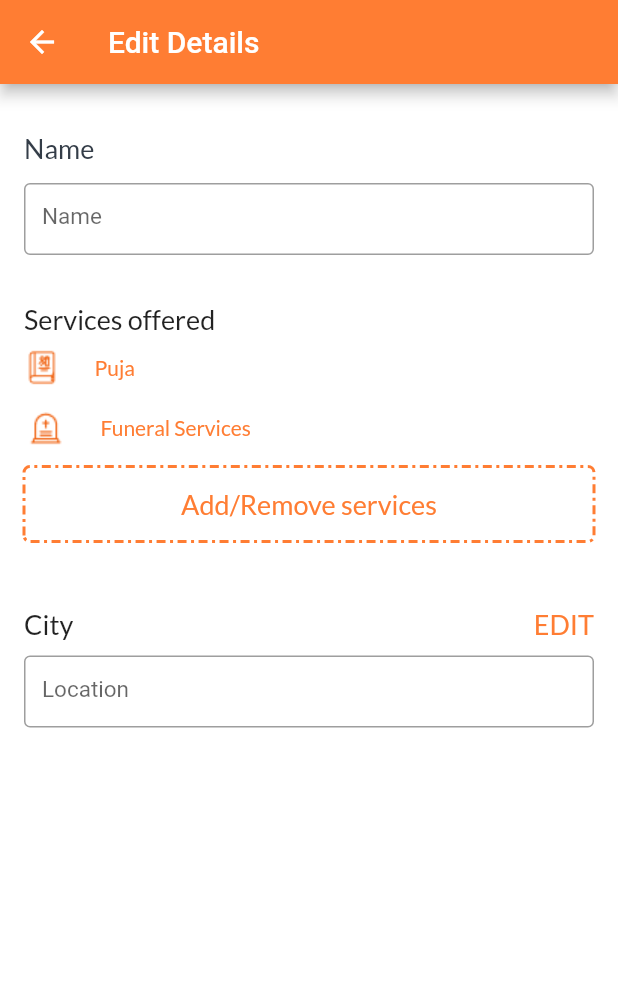
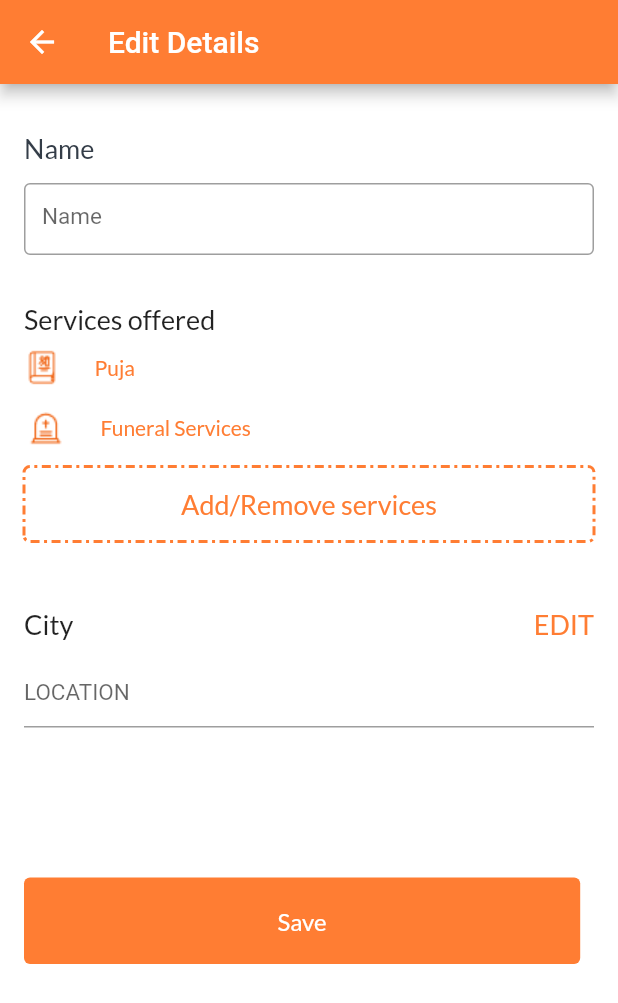
Before and after one commit to Fictivebox-Cloud/Vaikunth-PanditApp, a Flutter app: the Edit_Details_Screen screen opened directly, on a phone screen of 412 x 824 dp. Shown: the top 1003 px of the screen. Run offline on Flutter 3.47's test engine with Material 2 defaults, Android fonts, the phone set to English and light mode, and no system bars; drawn by our look-alikes of dotted_border; our stand-ins replace charts_flutter, dotted_line, firebase_auth, firebase_core, flutter_typeahead, get and 10 more; missing offline and left inert: dart:ffi, flutter_phone_direct_caller, status_change; accounts and stored records are empty.

Commit message:
edit profile api work

```diff
--- a/lib/Consts/image_const.dart
+++ b/lib/Consts/image_const.dart
@@ -14,12 +14,15 @@ class ImageConst {
   final VECTOR = "assets/images/vector.png";
   final TERMSANDCONDITIONS = "assets/image/terms-and-conditions.png";
   final RUPSS = "assets/images/rupss.png";
-  final RIGHT = "assets/image/right.png";
-  final PAN = "assets/image/PAN.png";
+  final RIGHT = "assets/images/right.png";
+  final PAN = "assets/images/PAN.png";
   final ORDER = "assets/images/order.png";
   final REJECT = "assets/images/reject.png";
   final String HOME = "assets/images/home.png";
   final String PROFILE = "assets/images/profile.png";
   final String IDCARD = "assets/images/idcard.png";
+  final String NOTAPPROVED = "assets/images/notApproved.png";
+  final String CHOPADA_PUJAN_BOOK = "assets/images/chopada_pujan_book.png";
+  final String CEMETERYE = "assets/images/cemetery.png";
 
 }
--- a/lib/Util/Api_collection.dart
+++ b/lib/Util/Api_collection.dart
@@ -16,3 +16,4 @@ const  String GET_GETBANK_API = "${BASEURL}getbank";
 const  String GET_GETPANDITBANKLIST_API = "${BASEURL}getpanditbanklist";
 const  String GET_GETHELP_API = "${BASEURL}gethelp";
 const  String GET_PERSONALDETAIL_API = "${BASEURL}personaldetail";
+const  String GET_UPDATEPROFILE_API = "${BASEURL}updateprofile";
--- a/lib/View/Booking/pages/Booking_Details.dart
+++ b/lib/View/Booking/pages/Booking_Details.dart
@@ -346,7 +346,7 @@ class _Booking_Details_ScreenState extends State<Booking_Details_Screen> {
           onTap: (){
             provider.getCheckBookingConfirm(userBooking_id: widget.bookingId,otpcode: "1234").then((value) {
               print("Value $value");
-              provider.getcheckBookingConfirmOtpModel!.success! ?  Navigator.push(context, MaterialPageRoute(builder: (context)=>   Booking_Progress())) : toast();
+              value ?  Navigator.push(context, MaterialPageRoute(builder: (context)=>   Booking_Progress())) : toast();
             });
 
 
--- a/lib/View/Profile/components/Edit_Details_Screen.dart
+++ b/lib/View/Profile/components/Edit_Details_Screen.dart
@@ -5,7 +5,11 @@ import 'package:provider/provider.dart';
 
 import '../../../Consts/color1.dart';
 import '../../../Consts/text_const.dart';
+import '../../../consts/image_const.dart';
+import '../../../view_model/CityListApi.dart';
+import '../../../view_model/Profile/edit_profile_view_model.dart';
 import '../../../view_model/Service_VM.dart';
+import 'package:flutter_typeahead/flutter_typeahead.dart';
 
 class Edit_Details_Screen extends StatefulWidget {
   const Edit_Details_Screen({Key? key}) : super(key: key);
@@ -17,49 +21,71 @@ class Edit_Details_Screen extends StatefulWidget {
 class _Edit_Details_ScreenState extends State<Edit_Details_Screen> {
 
   late ServiceVM serviceVM;
-  var ht,wt;
+  var ht, wt;
   int _selectedIndex = 0;
+  TextEditingController? _namecontroller;
+  TextEditingController? _citycontroller;
+  Edit_profile_View_model? edit_profile_view_modelVM;
+  City_List_Api? city_list_api;
 
   @override
   Widget build(BuildContext context) {
     serviceVM = Provider.of<ServiceVM>(context, listen: false);
-    wt = MediaQuery.of(context).size.width;
-    ht = MediaQuery.of(context).size.height;
+    edit_profile_view_modelVM =
+        Provider.of<Edit_profile_View_model>(context, listen: false);
+    // city_list_api = Provider.of<City_List_Api>(context, listen: false);
+    // city_list_api = City_List_Api().getCityListApiCall();
+
+
+    wt = MediaQuery
+        .of(context)
+        .size
+        .width;
+    ht = MediaQuery
+        .of(context)
+        .size
+        .height;
     return Scaffold(
         backgroundColor: white,
 
         appBar: AppBar(
           title: Text("Edit Details"),
         ),
-      body: SafeArea(
+        body: Consumer<Edit_profile_View_model>(
+          builder: (context, provider, child) {
+            return SafeArea(
               child: SingleChildScrollView(
                 child: Column(
                   children: [
                     Padding(
-                  padding: const EdgeInsets.only(left: 16,right: 16,top: 32),
+                      padding: const EdgeInsets.only(
+                          left: 16, right: 16, top: 32),
                       child: Column(
                         mainAxisAlignment: MainAxisAlignment.start,
                         crossAxisAlignment: CrossAxisAlignment.start,
                         children: [
-                      Text(NAME,style: GoogleFonts.lato(
-                          fontSize: 18,fontWeight: FontWeight.w500,color: h1Color),),
+                          Text(NAME, style: GoogleFonts.lato(
+                              fontSize: 18,
+                              fontWeight: FontWeight.w500,
+                              color: h1Color),),
                           SizedBox(height: 12,),
                           Center(
                             child: SizedBox(
                               width: double.infinity,
-                          height:48,
+                              height: 48,
                               child:
                               TextField(
                                   cursorColor: colorPrimary,
-                              // controller: _namecontroller,
+                                  controller: _namecontroller,
                                   //keyboardType: TextInputType.number,
                                   decoration: InputDecoration(
-                                  fillColor:grey,
-                                  hintText:"Name",
+                                      fillColor: grey,
+                                      hintText: "Name",
                                       hintStyle: TextStyle(fontSize: 15),
 
-                                  focusedBorder:OutlineInputBorder(
-                                    borderSide: const BorderSide(color: colorPrimary, width: 2.0),
+                                      focusedBorder: OutlineInputBorder(
+                                        borderSide: const BorderSide(
+                                            color: colorPrimary, width: 2.0),
                                         // borderRadius: BorderRadius.circular(25.0),
                                       ),
 
@@ -74,20 +100,29 @@ class _Edit_Details_ScreenState extends State<Edit_Details_Screen> {
                             ),
                           ),
                           SizedBox(height: 32,),
-                      Text("Services offered",style: GoogleFonts.lato(fontSize: 18,fontWeight: FontWeight.w500),)
-                        ,SizedBox(height: 9.0,),
+                          Text("Services offered", style: GoogleFonts.lato(
+                              fontSize: 18, fontWeight: FontWeight.w500),)
+                          , SizedBox(height: 9.0,),
                           Row(
                             children: [
-                             Image.asset("assets/images/chopada_pujan_book.png")
-                            ,SizedBox(width: 23,) ,Text("Puja", style: GoogleFonts.lato(fontWeight: FontWeight.w400,fontSize: 14,color: kPrimaryColor),)
+                              Image.asset(ImageConst().CHOPADA_PUJAN_BOOK)
+                              , SizedBox(width: 23,), Text("Puja",
+                                style: GoogleFonts.lato(
+                                    fontWeight: FontWeight.w400,
+                                    fontSize: 14,
+                                    color: kPrimaryColor),)
 
                             ],
                           ),
                           SizedBox(height: 14,),
                           Row(
                             children: [
-                          Image.asset("assets/images/cemetery.png")
-                          ,SizedBox(width: 23,) ,Text("Funeral Services", style: GoogleFonts.lato(fontWeight: FontWeight.w400,fontSize: 14,color: kPrimaryColor),)
+                              Image.asset(ImageConst().CEMETERYE)
+                              , SizedBox(width: 23,), Text("Funeral Services",
+                                style: GoogleFonts.lato(
+                                    fontWeight: FontWeight.w400,
+                                    fontSize: 14,
+                                    color: kPrimaryColor),)
 
 
                             ],
@@ -96,22 +131,26 @@ class _Edit_Details_ScreenState extends State<Edit_Details_Screen> {
                           DottedBorder(
                               borderType: BorderType.RRect,
                               strokeWidth: 2,
-                          dashPattern: [6,3,2,3],
+                              dashPattern: [6, 3, 2, 3],
                               color: kPrimaryColor,
                               radius: Radius.circular(4),
                               child: ClipRRect(
 
                                 child: InkWell(
-                              onTap: (){
+                                  onTap: () {
                                     showModalBottomSheet(
                                       context: context,
-                                  builder: (builder)=> bottomSheet(),
+                                      builder: (builder) => bottomSheet(),
                                     );
                                   },
                                   child: Container(
                                     width: double.infinity,
                                     height: 46,
-                                child: Center(child: Text("Add/Remove services",style: GoogleFonts.lato(fontSize: 18,fontWeight: FontWeight.w500,color: kPrimaryColor),)),
+                                    child: Center(child: Text(
+                                      "Add/Remove services",
+                                      style: GoogleFonts.lato(fontSize: 18,
+                                          fontWeight: FontWeight.w500,
+                                          color: kPrimaryColor),)),
                                   ),
                                 ),
                               )
@@ -122,40 +161,60 @@ class _Edit_Details_ScreenState extends State<Edit_Details_Screen> {
                             mainAxisAlignment: MainAxisAlignment.spaceBetween,
                             children: [
                               // Text(serviceVM.serviceModel!.response!.serviceslist![0].name.toString()),
-                          Text("City",style: GoogleFonts.lato(fontWeight: FontWeight.w500,fontSize: 18,),),
-                          Text("EDIT",style: GoogleFonts.lato(fontSize: 18,fontWeight: FontWeight.w500,color: kPrimaryColor),)
+                              Text("City", style: GoogleFonts.lato(
+                                fontWeight: FontWeight.w500, fontSize: 18,),),
+                              Text("EDIT", style: GoogleFonts.lato(fontSize: 18,
+                                  fontWeight: FontWeight.w500,
+                                  color: kPrimaryColor),)
                             ],
                           ),
                           SizedBox(height: 10,),
                           Center(
-                        child: SizedBox(
-                          width: double.infinity,
-                          height:48,
                             child:
                               TextField(
                                   cursorColor: colorPrimary,
-                             // controller: _namecontroller,
+                                 controller: _citycontroller,
                                   //keyboardType: TextInputType.number,
                                   decoration: InputDecoration(
                                       fillColor:grey,
-                                  hintText:LOCATION,
+                                      hintText: "LOCATION",
                                       hintStyle: TextStyle(fontSize: 15),
-
                                       focusedBorder:OutlineInputBorder(
                                         borderSide: const BorderSide(color: colorPrimary, width: 2.0),
                                         // borderRadius: BorderRadius.circular(25.0),
                                       ),
-
-
-                                  border: OutlineInputBorder(
-
-                                    //borderRadius: BorderRadius.circular(24)
-                                  )
                                   )
                               ),
+                          ),
+
+                          SizedBox(
+                            height: 100,
+                          ),
+
+                          GestureDetector(
+                            onTap: () {
+                              print("Container clickedd");
+                              edit_profile_view_modelVM
+                                  ?.fachingEditDetailsModel(
+                                  pandit_name: _namecontroller,
+                                  pandit_city: _citycontroller,
+                                  pandit_services: _selectedIndex);
+                            },
+                            child: Container(
+                              width: wt * 0.9,
+                              height: ht * 0.07,
+                              decoration: BoxDecoration(
+                                  borderRadius: BorderRadius.circular(4),
+                                  color: kPrimaryColor
 
                               ),
+                              child: Center(child: Text("Save"
+                                , style: GoogleFonts.lato(
+                                    fontWeight: FontWeight.w500,
+                                    fontSize: 16, color: white),
+                              )),
                             ),
+                          )
 
                         ],
                       ),
@@ -163,14 +222,20 @@ class _Edit_Details_ScreenState extends State<Edit_Details_Screen> {
                   ],
                 ),
               ),
+            );
+          },
         )
     );
   }
-  Widget bottomSheet(){
+
+  Widget bottomSheet() {
     return Container(
-      width: MediaQuery.of(context).size.width,
+      width: MediaQuery
+          .of(context)
+          .size
+          .width,
       height: 350,
-      margin:  EdgeInsets.symmetric(
+      margin: EdgeInsets.symmetric(
           horizontal: 20,
           vertical: 20
       ),
@@ -178,57 +243,72 @@ class _Edit_Details_ScreenState extends State<Edit_Details_Screen> {
         mainAxisAlignment: MainAxisAlignment.start,
         crossAxisAlignment: CrossAxisAlignment.start,
         children: [
-            Text("Services offered",style: GoogleFonts.lato(fontWeight: FontWeight.w500,fontSize: 16,color: kSecondaryColor),),
+          Text("Services offered", style: GoogleFonts.lato(
+              fontWeight: FontWeight.w500,
+              fontSize: 16,
+              color: kSecondaryColor),),
           SizedBox(
             height: 12,
           ),
-          Text("Add/Remove services you offered.",style: GoogleFonts.lato(fontSize: 14,fontWeight: FontWeight.w600,color: h1Color),)
-      ,SizedBox(
+          Text("Add/Remove services you offered.", style: GoogleFonts.lato(
+              fontSize: 14, fontWeight: FontWeight.w600, color: h1Color),)
+          , SizedBox(
             height: 12,
           ),
 
           Expanded(
             child: Container(
                 width: double.infinity,
-              height: 400,
-              child: ListView.separated(itemBuilder: (context, index) => GestureDetector(
-                onTap: (){
+                height: 500,
+                child: ListView.separated(itemBuilder: (context, index) =>
+                    GestureDetector(
+                      onTap: () {
 
+                        setState(() {
                           _selectedIndex = index;
-                    setState(() {});
+                        });
                       },
                       child: Container(
 
-                  width: wt*0.9,
-                  height: ht* 0.07,
+                        width: wt * 0.9,
+                        height: ht * 0.07,
 
                         decoration: BoxDecoration(
                             borderRadius: BorderRadius.circular(4),
-                      border: Border.all(color: _selectedIndex == index ? kPrimaryColor : kSecondaryColor)
+                            border: Border.all(color: _selectedIndex == index
+                                ? kPrimaryColor
+                                : kSecondaryColor)
 
                         ),
                         child: Center(child:
 
                         Text(
-                    serviceVM.serviceModel!.response!.serviceslist![index].name.toString(),
+                          serviceVM.serviceModel!.response!.serviceslist![index]
+                              .name.toString(),
                           style: GoogleFonts.lato(fontWeight: FontWeight.w500,
                               fontSize: 16),
                         )),
                       ),
-              ), separatorBuilder: (context, index) => SizedBox(
+                    ),
+                    separatorBuilder: (context, index) =>
+                        SizedBox(
                           height: 12,
-              ), itemCount: serviceVM.serviceModel!.response!.serviceslist!.length)),
+                        ),
+                    itemCount: serviceVM.serviceModel!.response!.serviceslist!
+                        .length)),
           ),
           //Spacer(),
 
           GestureDetector(
-            onTap: (){
+            onTap: () {
               print("Container clickedd");
-             // servicesname: serviceVM.serviceModel!.response!.serviceslist![_selectedIndex].name;
+
+              serviceVM.serviceModel!.response!.serviceslist![_selectedIndex]
+                  .name;
             },
             child: Container(
-              width: wt*0.9,
-              height: ht* 0.07,
+              width: wt * 0.9,
+              height: ht * 0.07,
               decoration: BoxDecoration(
                   borderRadius: BorderRadius.circular(4),
                   color: kPrimaryColor
@@ -236,7 +316,7 @@ class _Edit_Details_ScreenState extends State<Edit_Details_Screen> {
               ),
               child: Center(child: Text("Save"
                 , style: GoogleFonts.lato(fontWeight: FontWeight.w500,
-                    fontSize: 16,color: white),
+                    fontSize: 16, color: white),
               )),
             ),
           )
--- a/lib/main.dart
+++ b/lib/main.dart
@@ -10,6 +10,7 @@ import 'package:panditapp/view_model/Complete_Bookings.dart';
 import 'package:panditapp/view_model/Help_Support_Details_VM.dart';
 import 'package:panditapp/view_model/Notification_VM.dart';
 import 'package:panditapp/view_model/Profile/Personal_Detail_View_Model.dart';
+import 'package:panditapp/view_model/Profile/edit_profile_view_model.dart';
 import 'package:panditapp/view_model/Profile/id_card_view_model.dart';
 import 'package:panditapp/view_model/Pandit_Bank_List_VM.dart';
 import 'package:panditapp/view_model/Service_VM.dart';
@@ -50,7 +51,8 @@ Future<void>  main() async{
        ChangeNotifierProvider(create: (_)=>Puja_Confirm_OTP()),
        ChangeNotifierProvider(create: (_)=>Check_Booking_Confirm_OTP_View_Model()),
        ChangeNotifierProvider(create: (_)=>Id_card_view_model_View()),
-       ChangeNotifierProvider(create: (_)=>Personal_Detail_View_Model())
+       ChangeNotifierProvider(create: (_)=>Personal_Detail_View_Model()),
+       ChangeNotifierProvider(create: (_)=>Edit_profile_View_model())
 
 
       ],
--- /dev/null
+++ b/lib/model/Profile_Screen/Edit_Profile/edit_profile.dart
@@ -0,0 +1,49 @@
+// To parse this JSON data, do
+//
+//     final editDetailsModel = editDetailsModelFromJson(jsonString);
+
+import 'dart:convert';
+
+EditDetailsModel editDetailsModelFromJson(String str) => EditDetailsModel.fromJson(json.decode(str));
+
+String editDetailsModelToJson(EditDetailsModel data) => json.encode(data.toJson());
+
+class EditDetailsModel {
+  EditDetailsModel({
+    this.success,
+    this.message,
+    this.response,
+  });
+
+  bool? success;
+  String? message;
+  Response? response;
+
+  factory EditDetailsModel.fromJson(Map<String, dynamic> json) => EditDetailsModel(
+    success: json["success"] == null ? null : json["success"],
+    message: json["message"] == null ? null : json["message"],
+    response: json["response"] == null ? null : Response.fromJson(json["response"]),
+  );
+
+  Map<String, dynamic> toJson() => {
+    "success": success == null ? null : success,
+    "message": message == null ? null : message,
+    "response": response == null ? null : response!.toJson(),
+  };
+}
+
+class Response {
+  Response({
+    this.bankDetails,
+  });
+
+  int ?bankDetails;
+
+  factory Response.fromJson(Map<String, dynamic> json) => Response(
+    bankDetails: json["bankDetails"] == null ? null : json["bankDetails"],
+  );
+
+  Map<String, dynamic> toJson() => {
+    "bankDetails": bankDetails == null ? null : bankDetails,
+  };
+}
--- a/lib/repo/api_remote_services.dart
+++ b/lib/repo/api_remote_services.dart
@@ -20,7 +20,7 @@ class ApiRemoteServices {
           .post(url, body: body, headers: headers)
           .timeout(const Duration(seconds: 15));
       if (response.statusCode == 200) {
-          print("Data: ${response.body}");
+          log("Data: ${response.body}");
         return Success(response: response.body);
       }
     } on HttpException {
--- a/lib/view_model/CityListApi.dart
+++ b/lib/view_model/CityListApi.dart
@@ -39,12 +39,16 @@ class City_List_Api extends ChangeNotifier {
  getCityListApiCall() async{
   setLoading(true);
   var  response = await ApiRemoteServices.fechingGetApi(apiUrl: GET_CITYLIST_API,);
+
+
   if(response is Success){
    Object data = cityModelFromJson(response.response as String);
    setGetCityModel(data as CityModel);
+
   }
   else if(response is Failure){
    UserError userError = UserError(code: response.code,message: response.errorResponse);
+
    setUserError(userError);
   }
   setLoading(false);
--- a/lib/view_model/Help_Support_Details_VM.dart
+++ b/lib/view_model/Help_Support_Details_VM.dart
@@ -3,6 +3,7 @@ import 'package:panditapp/Consts/user_Error.dart';
 import 'package:panditapp/Util/Api_collection.dart';
 import 'package:panditapp/Util/api_status.dart';
 import 'package:panditapp/repo/api_remote_services.dart';
+import 'package:shared_preferences/shared_preferences.dart';
 import '../model/Profile_Screen/Bank_Account Details/Bank_List_Model.dart';
 import '../model/Profile_Screen/Bank_Account Details/Pandit_Bank_List_Model.dart';
 import '../model/Profile_Screen/Settings/Help_Support_Details_Model.dart';
@@ -36,9 +37,11 @@ class HelpSupportDetails_VM with ChangeNotifier{
   }
 
   HelpSupportDetailsAPIcall() async{
+    SharedPreferences prefs = await SharedPreferences.getInstance();
     setLoading(true);
+    String? userId = prefs.getString("pandit_id");
     var data={
-      "pandit_id": "7",
+      "pandit_id": userId,
     };
 
     var response = await ApiRemoteServices.fechingGetApi(
--- a/lib/view_model/Notification_VM.dart
+++ b/lib/view_model/Notification_VM.dart
@@ -3,6 +3,7 @@ import 'package:panditapp/Consts/user_Error.dart';
 import 'package:panditapp/Util/Api_collection.dart';
 import 'package:panditapp/Util/api_status.dart';
 import 'package:panditapp/repo/api_remote_services.dart';
+import 'package:shared_preferences/shared_preferences.dart';
 
 import '../model/Booking Model/Notification_Model.dart';
 import '../model/Booking Model/ViewDetailsModel.dart';
@@ -35,9 +36,11 @@ class NotificationVM with ChangeNotifier{
   }
 
   NotificationAPIcall() async{
+    SharedPreferences prefs = await SharedPreferences.getInstance();
     setLoading(true);
+    String? userId = prefs.getString("pandit_id");
     var data={
-      "pandit_id": "7",
+      "pandit_id": userId,
     };
 
     var response = await ApiRemoteServices.fechingGetApi(
--- a/lib/view_model/Pandit_Bank_List_VM.dart
+++ b/lib/view_model/Pandit_Bank_List_VM.dart
@@ -3,6 +3,7 @@ import 'package:panditapp/Consts/user_Error.dart';
 import 'package:panditapp/Util/Api_collection.dart';
 import 'package:panditapp/Util/api_status.dart';
 import 'package:panditapp/repo/api_remote_services.dart';
+import 'package:shared_preferences/shared_preferences.dart';
 import '../model/Profile_Screen/Bank_Account Details/Bank_List_Model.dart';
 import '../model/Profile_Screen/Bank_Account Details/Pandit_Bank_List_Model.dart';
 import '../model/Service_Model.dart';
@@ -35,9 +36,11 @@ class Pandit_Bank_List_VM with ChangeNotifier{
   }
 
   panditbankListAPIcall() async{
+    SharedPreferences prefs = await SharedPreferences.getInstance();
     setLoading(true);
+    String? userId = prefs.getString("pandit_id");
     var data={
-       "pandit_id": "7",
+       "pandit_id": userId,
     };
 
     var response = await ApiRemoteServices.fechingGetApi(
--- a/lib/view_model/ViewDetails_VM.dart
+++ b/lib/view_model/ViewDetails_VM.dart
@@ -30,9 +30,7 @@ class ViewDetailVM with ChangeNotifier{
     notifyListeners();
   }
 
-  // ViewDetailVM(){
-  //   viewdetailAPIcall({required String userbooking}, userbooking: '');
-  // }
+
 
 viewdetailAPIcall( {required dynamic userbooking}) async{
     setLoading(true);
--- a/pubspec.yaml
+++ b/pubspec.yaml
@@ -54,6 +54,7 @@ dependencies:
   flutter_typeahead: ^3.0.0-nullsafety.0
 
 
+
   nav_router: ^0.0.7
   get: ^4.6.5
   awesome_dialog: ^2.2.1
@@ -68,6 +69,8 @@ dependencies:
   flutter_phone_direct_caller: ^2.1.1
   url_launcher: ^6.1.5
   snippet_coder_utils: ^1.0.12
+  autocomplete_textfield: ^2.0.1
+
 
 
 
```
Also changed, not shown: lib/View/Booking/Bookings_screen.dart (+14 -16 lines), lib/View/Profile/components/Bank/Pancard.dart (+14 -5 lines), lib/View/Profile/components/id_card.dart (+30 -12 lines), lib/view_model/Bank_List_VM.dart (+5 -2 lines), lib/view_model/BookingViewDetails/Check_Booking_Confirm_OTP.dart (+32 -26 lines), lib/view_model/Profile/edit_profile_view_model.dart (added, +68 -0 lines), assets/images/notApproved.png (added), pubspec.lock. Lines whose indentation alone changed are shown as unchanged.
